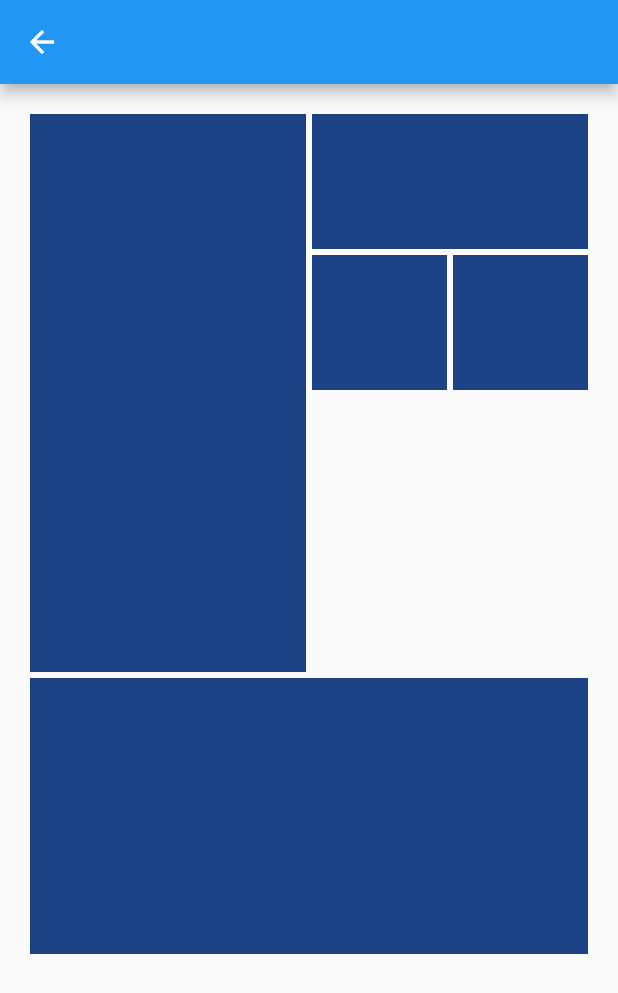
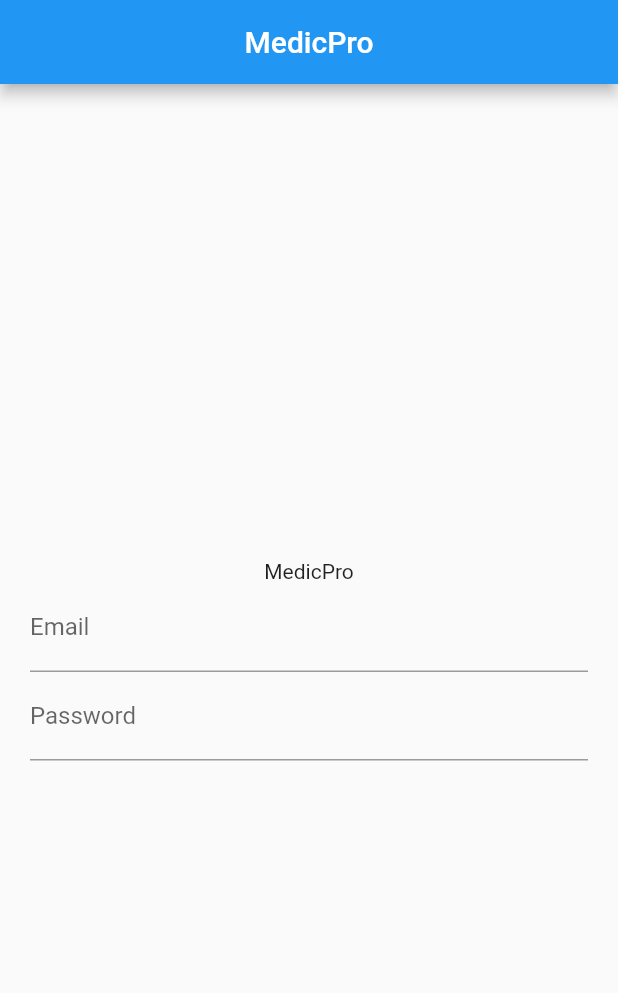
Before and after one commit to Psik628/medic_pro_bloc, a Flutter app: the screen it shows after launch, on a phone screen of 412 x 824 dp. Shown: the top 993 px of the screen. Run offline on Flutter 3.47's test engine with Material 2 defaults, Android fonts, the phone set to English and light mode, and no system bars; our stand-ins replace auto_route, bloc, cloud_firestore, dartz, firebase_auth, firebase_core and 6 more; accounts and stored records are empty.

Commit message:
signin page ✌

```diff
--- /dev/null
+++ b/lib/presentation/core/app_bar.dart
@@ -0,0 +1,12 @@
+import 'package:flutter/material.dart';
+import 'package:medic_pro_bloc/presentation/labels.dart';
+
+class Bar {
+  static AppBar returnAppBar(){
+    return AppBar(
+      title: const Text(Labels.title, textAlign: TextAlign.center),
+      centerTitle: true,
+      leading: Container(),
+    );
+  }
+}
--- /dev/null
+++ b/lib/presentation/labels.dart
@@ -0,0 +1,5 @@
+abstract class Labels{
+  static const title = 'MedicPro';
+  static const password = 'Password';
+  static const email = 'Email';
+}
--- a/lib/presentation/pages/sign_in_page.dart
+++ b/lib/presentation/pages/sign_in_page.dart
@@ -1,7 +1,11 @@
 import 'package:flutter/cupertino.dart';
 import 'package:flutter/material.dart';
 import 'package:flutter_staggered_grid_view/flutter_staggered_grid_view.dart';
+import 'package:medic_pro_bloc/presentation/labels.dart';
+import 'package:medic_pro_bloc/presentation/ui_constants.dart';
 import 'dart:math' as math;
+
+import '../core/app_bar.dart';
 
 class SignInPage extends StatelessWidget {
   const SignInPage({Key? key}) : super(key: key);
@@ -9,41 +13,67 @@ class SignInPage extends StatelessWidget {
   @override
   Widget build(BuildContext context) {
     return Scaffold(
-      appBar: AppBar(),
+      appBar: Bar.returnAppBar(),
       body: SafeArea(
-        minimum: EdgeInsets.all(20),
-        child: StaggeredGrid.count(
-          crossAxisCount: 4,
-          mainAxisSpacing: 4,
-          crossAxisSpacing: 4,
+        minimum: EdgeInsets.symmetric(vertical: UIConstants.safeAreaPaddingVertical, horizontal: UIConstants.safeAreaPaddingHorizontal),
+        child: Center(
+          child: Column(
+            mainAxisAlignment: MainAxisAlignment.center,
             children: [
-            StaggeredGridTile.count(
-              crossAxisCellCount: 2,
-              mainAxisCellCount: 4,
-              child: Container(color: Color((math.Random().nextDouble() * 0xFFFFFF).toInt()).withOpacity(1.0)),
+              const Text(Labels.title),
+              Form(
+                child: Column(
+                  children: [
+                    TextFormField(
+                      keyboardType: TextInputType.emailAddress,
+                      decoration: const InputDecoration(
+                        labelText: Labels.email,
                       ),
-            StaggeredGridTile.count(
-              crossAxisCellCount: 2,
-              mainAxisCellCount: 1,
-              child: Container(color: Color((math.Random().nextDouble() * 0xFFFFFF).toInt()).withOpacity(1.0)),
                     ),
-            StaggeredGridTile.count(
-              crossAxisCellCount: 1,
-              mainAxisCellCount: 1,
-              child: Container(color: Color((math.Random().nextDouble() * 0xFFFFFF).toInt()).withOpacity(1.0)),
+                    TextFormField(
+                      obscureText: true,
+                      decoration: const InputDecoration(
+                        labelText: Labels.password,
                       ),
-            StaggeredGridTile.count(
-              crossAxisCellCount: 1,
-              mainAxisCellCount: 1,
-              child: Container(color: Color((math.Random().nextDouble() * 0xFFFFFF).toInt()).withOpacity(1.0)),
+                    )
+                  ],
                 ),
-            StaggeredGridTile.count(
-              crossAxisCellCount: 4,
-              mainAxisCellCount: 2,
-              child: Container(color: Color((math.Random().nextDouble() * 0xFFFFFF).toInt()).withOpacity(1.0)),
+              )
+            ],
           ),
-          ],
         )
+        // child: StaggeredGrid.count(
+        //   crossAxisCount: 4,
+        //   mainAxisSpacing: 4,
+        //   crossAxisSpacing: 4,
+        //   children: [
+        //     StaggeredGridTile.count(
+        //       crossAxisCellCount: 2,
+        //       mainAxisCellCount: 4,
+        //       child: Container(color: Color((math.Random().nextDouble() * 0xFFFFFF).toInt()).withOpacity(1.0)),
+        //     ),
+        //     StaggeredGridTile.count(
+        //       crossAxisCellCount: 2,
+        //       mainAxisCellCount: 1,
+        //       child: Container(color: Color((math.Random().nextDouble() * 0xFFFFFF).toInt()).withOpacity(1.0)),
+        //     ),
+        //     StaggeredGridTile.count(
+        //       crossAxisCellCount: 1,
+        //       mainAxisCellCount: 1,
+        //       child: Container(color: Color((math.Random().nextDouble() * 0xFFFFFF).toInt()).withOpacity(1.0)),
+        //     ),
+        //     StaggeredGridTile.count(
+        //       crossAxisCellCount: 1,
+        //       mainAxisCellCount: 1,
+        //       child: Container(color: Color((math.Random().nextDouble() * 0xFFFFFF).toInt()).withOpacity(1.0)),
+        //     ),
+        //     StaggeredGridTile.count(
+        //       crossAxisCellCount: 4,
+        //       mainAxisCellCount: 2,
+        //       child: Container(color: Color((math.Random().nextDouble() * 0xFFFFFF).toInt()).withOpacity(1.0)),
+        //     ),
+        //   ],
+        // )
       ),
     );
   }
--- /dev/null
+++ b/lib/presentation/ui_constants.dart
@@ -0,0 +1,4 @@
+abstract class UIConstants{
+  static double safeAreaPaddingHorizontal = 20;
+  static double safeAreaPaddingVertical = 20;
+}
```
Also changed, not shown: lib/presentation/constants.dart (deleted). Lines whose indentation alone changed are shown as unchanged.
